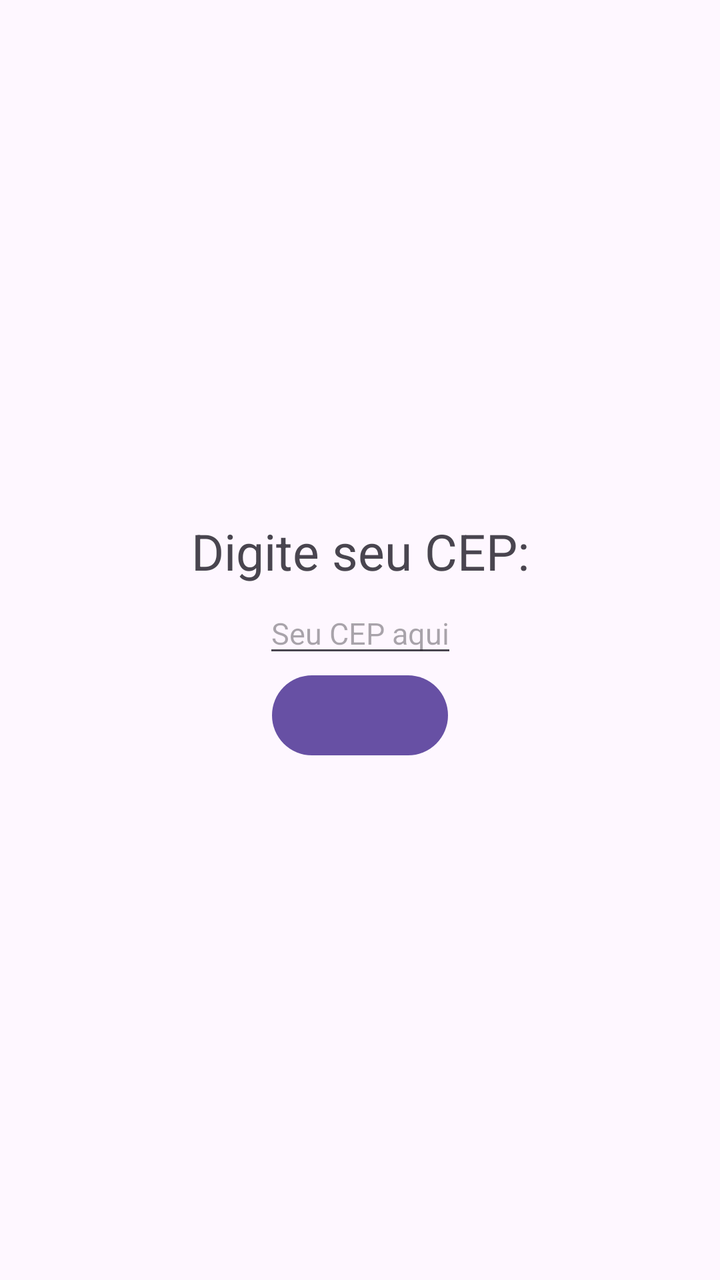
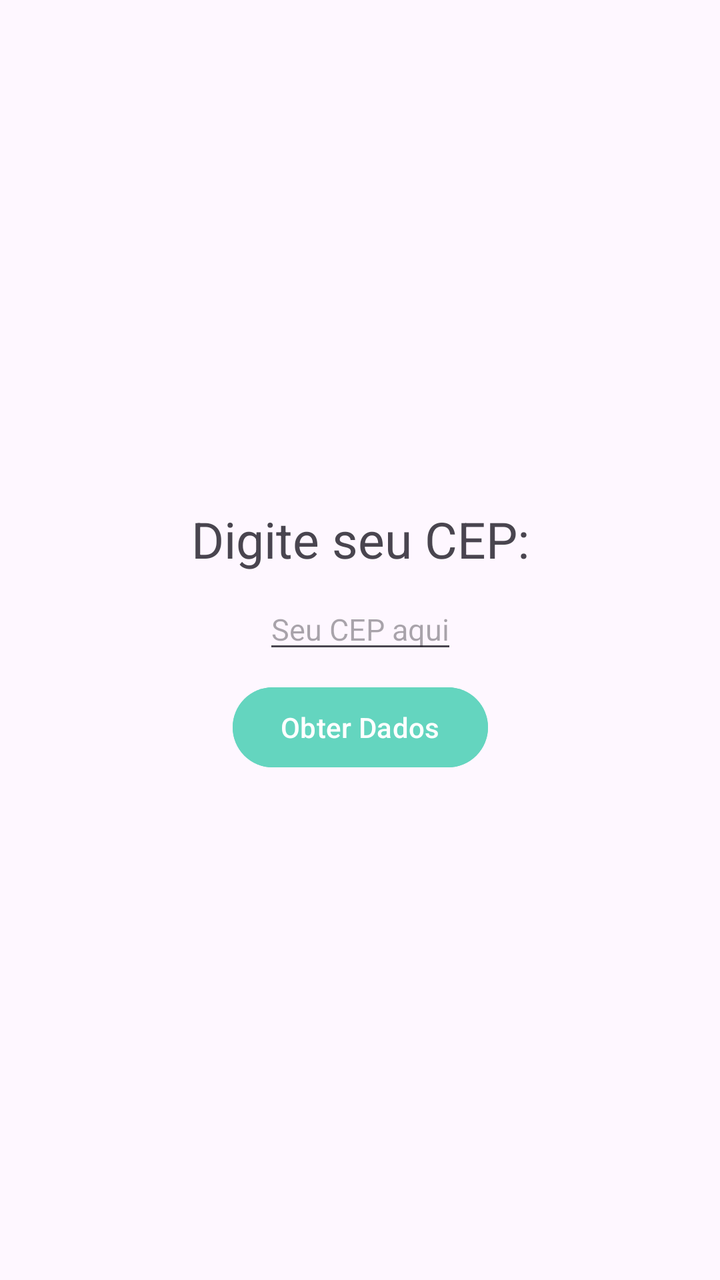

Screens rendered from an Android XML layout before and after an edit, with the pre-edit source and the edit as a unified diff.
<!-- AndroidManifest.xml: application theme Theme.Ativ3 -->
<!-- res/layout/activity_main.xml -->
<?xml version="1.0" encoding="utf-8"?>
<androidx.constraintlayout.widget.ConstraintLayout xmlns:android="http://schemas.android.com/apk/res/android"
    xmlns:app="http://schemas.android.com/apk/res-auto"
    xmlns:tools="http://schemas.android.com/tools"
    android:id="@+id/main"
    android:layout_width="match_parent"
    android:layout_height="match_parent"
    tools:context=".ui.MainActivity">

    <TextView
        android:id="@+id/txt_pede_cep"
        android:layout_width="wrap_content"
        android:layout_height="wrap_content"
        android:text="@string/txt_pedido_cep"
        android:textSize="25sp"
        app:layout_constraintBottom_toTopOf="@id/cep_input"
        app:layout_constraintEnd_toEndOf="parent"
        app:layout_constraintStart_toStartOf="parent"
        app:layout_constraintTop_toTopOf="parent"
        app:layout_constraintVertical_chainStyle="packed"
        />

    <EditText
        android:id="@+id/cep_input"
        android:layout_width="wrap_content"
        android:layout_height="wrap_content"
        android:hint="@string/hint_cep_input"
        android:textSize="15sp"
        android:layout_marginTop="4dp"

        app:layout_constraintEnd_toEndOf="parent"
        app:layout_constraintStart_toStartOf="parent"
        app:layout_constraintBottom_toTopOf="@id/btn_obter_dados_cep"
        app:layout_constraintTop_toBottomOf="@+id/txt_pede_cep"
        />

    <Button
        android:id="@+id/btn_obter_dados_cep"
        android:layout_width="wrap_content"
        android:layout_height="wrap_content"
        app:layout_constraintBottom_toBottomOf="parent"
        app:layout_constraintTop_toBottomOf="@id/cep_input"
        app:layout_constraintStart_toStartOf="parent"
        app:layout_constraintEnd_toEndOf="parent"

        />



</androidx.constraintlayout.widget.ConstraintLayout>
<!-- resources referenced by this layout -->
<resources>
  <string name="hint_cep_input">Seu CEP aqui</string>
  <string name="txt_pedido_cep">Digite seu CEP:</string>
  <style name="Theme.Ativ3" parent="Base.Theme.Ativ3" />
  <style name="Base.Theme.Ativ3" parent="Theme.Material3.DayNight.NoActionBar">
          
          
      </style>
</resources>

<!-- the commit's change to res/layout/activity_main.xml (unified diff, before → after) -->
@@ -26,7 +26,9 @@
         android:layout_height="wrap_content"
         android:hint="@string/hint_cep_input"
         android:textSize="15sp"
-        android:layout_marginTop="4dp"
+        android:inputType="number"
+        android:maxLength="8"
+        android:layout_marginTop="8dp"
 
         app:layout_constraintEnd_toEndOf="parent"
         app:layout_constraintStart_toStartOf="parent"
@@ -38,10 +40,14 @@
         android:id="@+id/btn_obter_dados_cep"
         android:layout_width="wrap_content"
         android:layout_height="wrap_content"
+        android:layout_marginTop="8dp"
+        android:text="@string/txt_btn_main"
+
         app:layout_constraintBottom_toBottomOf="parent"
         app:layout_constraintTop_toBottomOf="@id/cep_input"
         app:layout_constraintStart_toStartOf="parent"
         app:layout_constraintEnd_toEndOf="parent"
+        android:backgroundTint="@color/light_blue"
 
         />
 
<!-- resource entries referenced after the edit -->
@@ -1,6 +1,8 @@
 <!-- resources referenced by this layout -->
 <resources>
+  <color name="light_blue">#64D5BF</color>
   <string name="hint_cep_input">Seu CEP aqui</string>
+  <string name="txt_btn_main">Obter Dados</string>
   <string name="txt_pedido_cep">Digite seu CEP:</string>
   <style name="Theme.Ativ3" parent="Base.Theme.Ativ3" />
   <style name="Base.Theme.Ativ3" parent="Theme.Material3.DayNight.NoActionBar">
